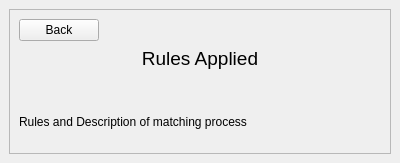
zcharli/carleton-student-project-partner-finder, file AlgorithmExecution/teamcellwidget.ui: the form before one commit.
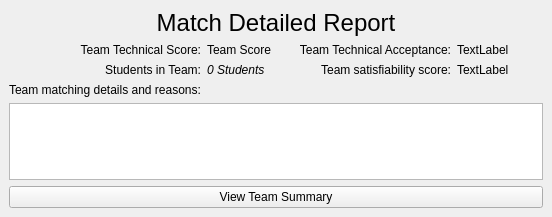
The form after the commit. The open tabs and pages were chosen to show the change.

Commit message:
View is in stable form, can be jazzed up  more with some cooler icons.
Modified the team cell widget

```diff
--- a/AlgorithmExecution/teamcellwidget.ui
+++ b/AlgorithmExecution/teamcellwidget.ui
@@ -6,8 +6,8 @@
    <rect>
     <x>0</x>
     <y>0</y>
-    <width>400</width>
-    <height>163</height>
+    <width>552</width>
+    <height>217</height>
    </rect>
   </property>
   <property name="windowTitle">
@@ -31,29 +31,64 @@
      <property name="currentIndex">
       <number>0</number>
      </property>
-     <widget class="QWidget" name="MatchSummary">
+     <widget class="QWidget" name="DetailedSummary">
       <layout class="QVBoxLayout" name="verticalLayout">
        <item>
         <layout class="QGridLayout" name="gridLayout_2">
-         <item row="1" column="0">
-          <widget class="QLabel" name="lblTeamScore">
+         <item row="1" column="2">
+          <widget class="QLabel" name="lblTeamNeedScoreReadonly">
+           <property name="sizePolicy">
+            <sizepolicy hsizetype="Preferred" vsizetype="Minimum">
+             <horstretch>0</horstretch>
+             <verstretch>0</verstretch>
+            </sizepolicy>
+           </property>
            <property name="text">
-            <string>Team Score</string>
+            <string>Team Technical Acceptance:</string>
            </property>
            <property name="alignment">
-            <set>Qt::AlignLeading|Qt::AlignLeft|Qt::AlignTop</set>
+            <set>Qt::AlignRight|Qt::AlignTrailing|Qt::AlignVCenter</set>
            </property>
           </widget>
          </item>
-         <item row="2" column="0">
+         <item row="6" column="0" colspan="4">
+          <widget class="QListWidget" name="lstMatchSummaryReasons">
+           <property name="sizePolicy">
+            <sizepolicy hsizetype="Expanding" vsizetype="Preferred">
+             <horstretch>0</horstretch>
+             <verstretch>0</verstretch>
+            </sizepolicy>
+           </property>
+          </widget>
+         </item>
+         <item row="4" column="0">
           <widget class="QLabel" name="lblStudentsInTeam">
+           <property name="sizePolicy">
+            <sizepolicy hsizetype="Preferred" vsizetype="Fixed">
+             <horstretch>0</horstretch>
+             <verstretch>0</verstretch>
+            </sizepolicy>
+           </property>
            <property name="text">
-            <string>StudentNames</string>
+            <string>Team matching details and reasons:</string>
            </property>
           </widget>
          </item>
-         <item row="1" column="1">
+         <item row="7" column="0" colspan="4">
+          <widget class="QPushButton" name="btnDetails">
+           <property name="text">
+            <string>View Team Summary</string>
+           </property>
+          </widget>
+         </item>
+         <item row="2" column="1">
           <widget class="QLabel" name="lblNumStudentsRegistered">
+           <property name="sizePolicy">
+            <sizepolicy hsizetype="Preferred" vsizetype="Minimum">
+             <horstretch>0</horstretch>
+             <verstretch>0</verstretch>
+            </sizepolicy>
+           </property>
            <property name="font">
             <font>
              <italic>true</italic>
@@ -63,14 +98,115 @@
             <string>0 Students</string>
            </property>
            <property name="alignment">
-            <set>Qt::AlignRight|Qt::AlignTop|Qt::AlignTrailing</set>
+            <set>Qt::AlignLeading|Qt::AlignLeft|Qt::AlignTop</set>
            </property>
           </widget>
          </item>
-         <item row="3" column="0" colspan="2">
-          <widget class="QPushButton" name="btnDetails">
+         <item row="2" column="2">
+          <widget class="QLabel" name="lblTeamSatScoreReadonly">
+           <property name="sizePolicy">
+            <sizepolicy hsizetype="Preferred" vsizetype="Minimum">
+             <horstretch>0</horstretch>
+             <verstretch>0</verstretch>
+            </sizepolicy>
+           </property>
            <property name="text">
-            <string>View Details</string>
+            <string>Team satisfiability score:</string>
+           </property>
+           <property name="alignment">
+            <set>Qt::AlignRight|Qt::AlignTrailing|Qt::AlignVCenter</set>
+           </property>
+          </widget>
+         </item>
+         <item row="1" column="3">
+          <widget class="QLabel" name="lblTeamNeedScore">
+           <property name="sizePolicy">
+            <sizepolicy hsizetype="Preferred" vsizetype="Minimum">
+             <horstretch>0</horstretch>
+             <verstretch>0</verstretch>
+            </sizepolicy>
+           </property>
+           <property name="text">
+            <string>TextLabel</string>
+           </property>
+          </widget>
+         </item>
+         <item row="2" column="0">
+          <widget class="QLabel" name="lblNumStuInTeamReadonly">
+           <property name="sizePolicy">
+            <sizepolicy hsizetype="Preferred" vsizetype="Minimum">
+             <horstretch>0</horstretch>
+             <verstretch>0</verstretch>
+            </sizepolicy>
+           </property>
+           <property name="layoutDirection">
+            <enum>Qt::LeftToRight</enum>
+           </property>
+           <property name="text">
+            <string>Students in Team:</string>
+           </property>
+           <property name="alignment">
+            <set>Qt::AlignRight|Qt::AlignTrailing|Qt::AlignVCenter</set>
+           </property>
+          </widget>
+         </item>
+         <item row="1" column="1">
+          <widget class="QLabel" name="lblTeamScore">
+           <property name="sizePolicy">
+            <sizepolicy hsizetype="Preferred" vsizetype="Minimum">
+             <horstretch>0</horstretch>
+             <verstretch>0</verstretch>
+            </sizepolicy>
+           </property>
+           <property name="text">
+            <string>Team Score</string>
+           </property>
+           <property name="alignment">
+            <set>Qt::AlignLeading|Qt::AlignLeft|Qt::AlignTop</set>
+           </property>
+          </widget>
+         </item>
+         <item row="2" column="3">
+          <widget class="QLabel" name="lblSatisfiabilityScore">
+           <property name="sizePolicy">
+            <sizepolicy hsizetype="Preferred" vsizetype="Minimum">
+             <horstretch>0</horstretch>
+             <verstretch>0</verstretch>
+            </sizepolicy>
+           </property>
+           <property name="text">
+            <string>TextLabel</string>
+           </property>
+          </widget>
+         </item>
+         <item row="1" column="0">
+          <widget class="QLabel" name="lblTeamTechScoreReadonly">
+           <property name="sizePolicy">
+            <sizepolicy hsizetype="Preferred" vsizetype="Minimum">
+             <horstretch>0</horstretch>
+             <verstretch>0</verstretch>
+            </sizepolicy>
+           </property>
+           <property name="text">
+            <string>Team Technical Score:</string>
+           </property>
+           <property name="alignment">
+            <set>Qt::AlignRight|Qt::AlignTrailing|Qt::AlignVCenter</set>
+           </property>
+          </widget>
+         </item>
+         <item row="0" column="0" colspan="4">
+          <widget class="QLabel" name="label">
+           <property name="font">
+            <font>
+             <pointsize>18</pointsize>
+            </font>
+           </property>
+           <property name="text">
+            <string>Match Detailed Report</string>
+           </property>
+           <property name="alignment">
+            <set>Qt::AlignCenter</set>
            </property>
           </widget>
          </item>
@@ -78,72 +214,75 @@
        </item>
       </layout>
      </widget>
-     <widget class="QWidget" name="DetailedSummary">
-      <layout class="QVBoxLayout" name="verticalLayout_3">
-       <item>
-        <widget class="QScrollArea" name="scrollArea">
-         <property name="widgetResizable">
-          <bool>true</bool>
+     <widget class="QWidget" name="MatchSummary">
+      <layout class="QGridLayout" name="gridLayout_3">
+       <item row="1" column="0">
+        <layout class="QGridLayout" name="gridLayout">
+         <property name="verticalSpacing">
+          <number>6</number>
          </property>
-         <widget class="QWidget" name="scrollAreaWidgetContents">
-          <property name="geometry">
-           <rect>
-            <x>0</x>
-            <y>0</y>
-            <width>380</width>
-            <height>143</height>
-           </rect>
-          </property>
-          <layout class="QVBoxLayout" name="verticalLayout_4">
-           <item>
-            <layout class="QHBoxLayout" name="horizontalLayout">
+         <item row="2" column="0" colspan="2">
+          <widget class="QPushButton" name="btnBack">
+           <property name="sizePolicy">
+            <sizepolicy hsizetype="Preferred" vsizetype="Fixed">
+             <horstretch>0</horstretch>
+             <verstretch>0</verstretch>
+            </sizepolicy>
+           </property>
+           <property name="text">
+            <string>View Match Details</string>
+           </property>
+          </widget>
+         </item>
+         <item row="1" column="0">
+          <widget class="QScrollArea" name="scrollArea">
+           <property name="sizePolicy">
+            <sizepolicy hsizetype="Expanding" vsizetype="Expanding">
+             <horstretch>0</horstretch>
+             <verstretch>0</verstretch>
+            </sizepolicy>
+           </property>
+           <property name="widgetResizable">
+            <bool>true</bool>
+           </property>
+           <widget class="QWidget" name="scrollAreaWidgetContents">
+            <property name="geometry">
+             <rect>
+              <x>0</x>
+              <y>0</y>
+              <width>524</width>
+              <height>145</height>
+             </rect>
+            </property>
+            <layout class="QVBoxLayout" name="verticalLayout_4">
              <item>
-              <widget class="QPushButton" name="btnBack">
-               <property name="text">
-                <string>Back</string>
+              <widget class="QListWidget" name="lstStudentList">
+               <property name="sizePolicy">
+                <sizepolicy hsizetype="Preferred" vsizetype="Expanding">
+                 <horstretch>0</horstretch>
+                 <verstretch>0</verstretch>
+                </sizepolicy>
                </property>
               </widget>
              </item>
-             <item>
-              <spacer name="horizontalSpacer">
-               <property name="orientation">
-                <enum>Qt::Horizontal</enum>
-               </property>
-               <property name="sizeHint" stdset="0">
-                <size>
-                 <width>40</width>
-                 <height>20</height>
-                </size>
-               </property>
-              </spacer>
-             </item>
             </layout>
-           </item>
-           <item>
-            <widget class="QLabel" name="lblTitle">
-             <property name="font">
-              <font>
-               <pointsize>14</pointsize>
-              </font>
-             </property>
-             <property name="text">
-              <string>Rules Applied</string>
-             </property>
-             <property name="alignment">
-              <set>Qt::AlignHCenter|Qt::AlignTop</set>
-             </property>
-            </widget>
-           </item>
-           <item>
-            <widget class="QLabel" name="lblRules">
-             <property name="text">
-              <string>Rules and Description of matching process</string>
-             </property>
-            </widget>
-           </item>
-          </layout>
-         </widget>
-        </widget>
+           </widget>
+          </widget>
+         </item>
+         <item row="0" column="0">
+          <widget class="QLabel" name="lblRules">
+           <property name="sizePolicy">
+            <sizepolicy hsizetype="Preferred" vsizetype="Fixed">
+             <horstretch>0</horstretch>
+             <verstretch>0</verstretch>
+            </sizepolicy>
+           </property>
+           <property name="text">
+            <string>This team has the following students:</string>
+           </property>
+          </widget>
+         </item>
+        </layout>
        </item>
       </layout>
      </widget>
```
The commit also changes 13 other files.
